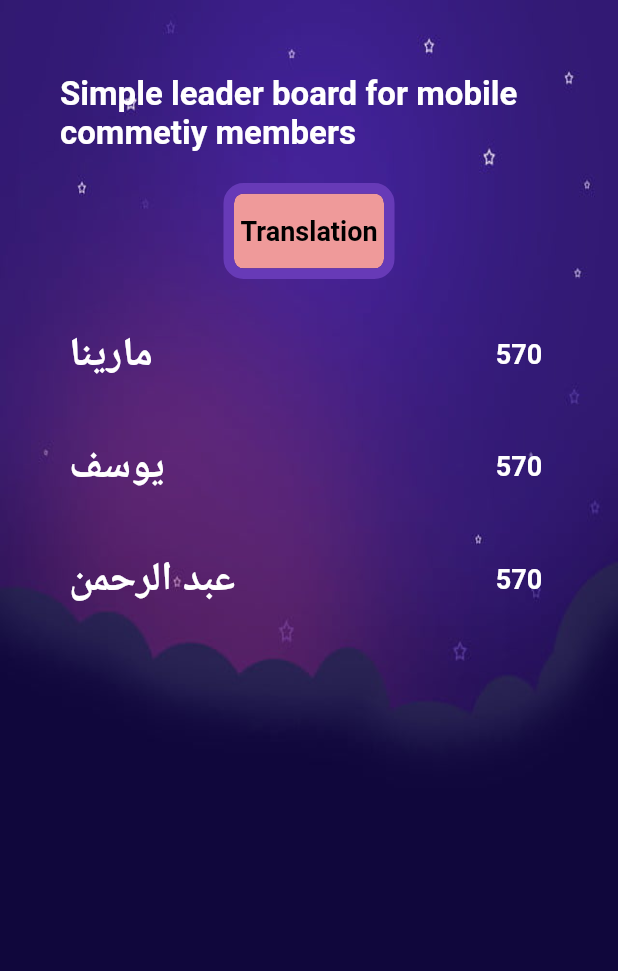
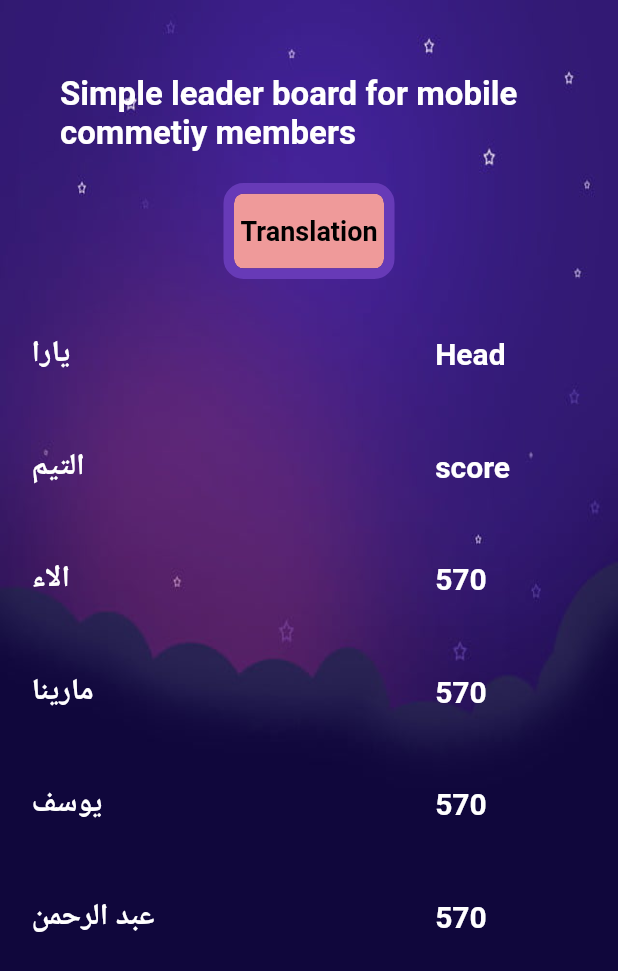
Before and after one commit to Marina-Nabil22/mobile-team, a Flutter app: the screen it shows after launch, after a tap on "Translation", on a phone screen of 412 x 824 dp. Shown: the top 971 px of the screen. Run offline on Flutter 3.47's test engine with Material 2 defaults, Android fonts, the phone set to English and light mode, and no system bars.

Commit message:
updata data

```diff
--- a/lib/componate/content.dart
+++ b/lib/componate/content.dart
@@ -6,7 +6,7 @@ class Content extends StatefulWidget {
 
   Content({Key? key,required this.text,required this.score}) : super(key: key);
   String text;
-  int score;
+  String score;
 
   @override
   State<Content> createState() => _ContentState();
@@ -20,7 +20,7 @@ class _ContentState extends State<Content> {
       // padding: EdgeInsets.all(20),
       margin:const EdgeInsets.only(top: 25),
       height: 50,
-      width: 320,
+      width: 370,
       // color: Colors.white,
       child: Row(
         children: [
@@ -30,20 +30,21 @@ class _ContentState extends State<Content> {
           style: const TextStyle(
             color: Colors.white,
             fontWeight: FontWeight.bold,
-            fontSize: 27
+            fontSize: 20
           ),
           ),
           ),
           Expanded(
-            flex: 1,
+            flex: 3,
             child: Text('${widget.score}',
              style: const TextStyle(
             color: Colors.white,
             fontWeight: FontWeight.bold,
-            fontSize: 18
+            fontSize: 20
           ),
             )
             )
+
         ],
       ),
     );
--- a/lib/screen/home_screen.dart
+++ b/lib/screen/home_screen.dart
@@ -3,7 +3,7 @@
 import 'package:flutter/material.dart';
 import 'package:untitled/componate/content.dart';
 
-List <Widget>l=[Content(text: 'Marina',score: 570,),Content(text: 'Yousef',score: 570,),Content(text: 'Abdelrahman',score: 570,)];
+List <Widget>l=[Content(text: 'Yara',score: 'Head',),Content(text:'Members',score: 'score',),Content(text:'ِAlaa',score: '570',),Content(text: 'Marina',score: '570',),Content(text: 'Yousef',score: '570',),Content(text: 'Abdelrahman',score: '570',)];
 List <String>Trans=['English','Arabic'];
 List<bool>li=[false];
  Color x=Colors.white;
@@ -67,11 +67,11 @@ class _HomeScreemState extends State<HomeScreem> {
                   onPressed: (index){
                     setState(() {
                       if(li[index]==false){
-                l=[Content(text:'مارينا',score: 570,),Content(text: 'يوسف',score: 570,),Content(text: 'عبد الرحمن',score: 570,)];
+                l=[Content(text: 'يارا',score: 'Head',),Content(text:'التيم',score: 'score',),Content(text:'الاء',score: '570',),Content(text:'مارينا',score: '570',),Content(text: 'يوسف',score: '570',),Content(text: 'عبد الرحمن',score: '570',)];
                 li[index]=true;
                       }
                       else {
-                        l=[Content(text: 'Marina',score: 570,),Content(text: 'Yousef',score: 570,),Content(text: 'Abdelrahman',score: 570,)];
+                        l=[Content(text: 'Yara',score: 'Head',),Content(text:'ِMembers',score: 'score',),Content(text:'ِAlaa',score: '570',),Content(text: 'Marina',score: '570',),Content(text: 'Yousef',score: '570',),Content(text: 'Abdelrahman',score: '570',)];
                         li[index]=false;
                       }
                     });
@@ -84,7 +84,9 @@ class _HomeScreemState extends State<HomeScreem> {
               child: Column(mainAxisAlignment: MainAxisAlignment.start,
                 children:  [
                  for(int i=0;i<l.length;i++)
+
                  l[i],
+
                 ],
               ),
             ),
--- a/pubspec.yaml
+++ b/pubspec.yaml
@@ -19,7 +19,7 @@ publish_to: 'none' # Remove this line if you wish to publish to pub.dev
 version: 1.0.0+1
 
 environment:
-  sdk: '>=2.19.2 <3.0.0'
+  sdk: '>=2.18.5 <3.0.0'
 
 # Dependencies specify other packages that your package needs in order to work.
 # To automatically upgrade your package dependencies to the latest versions
```
Also changed, not shown: pubspec.lock, 1 other file.
